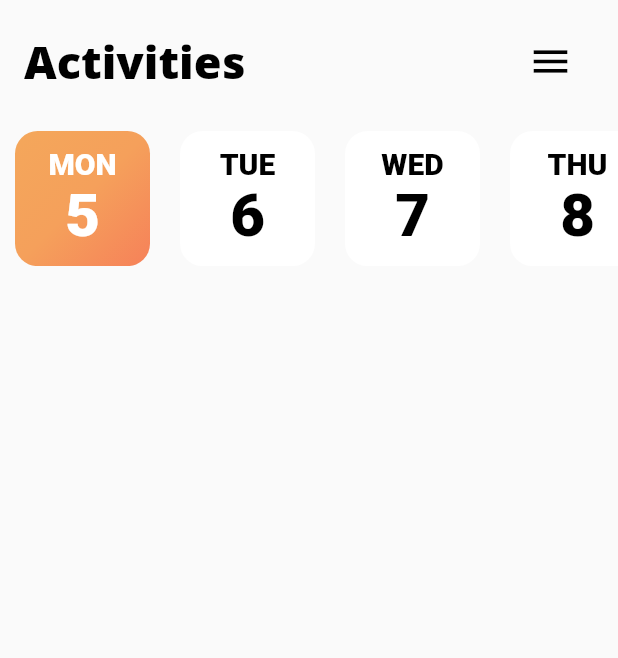
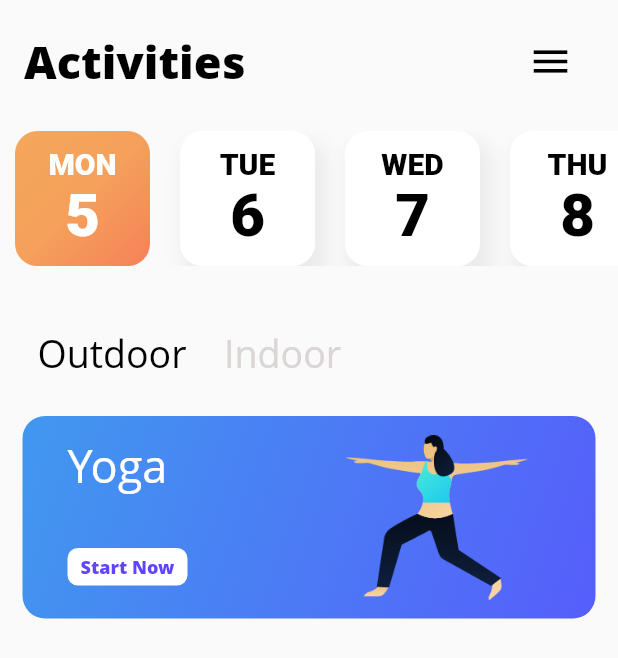
Before and after one commit to Yomna-J/habits_tracking_app_Flutter, a Flutter app: the Activities screen opened directly, on a phone screen of 412 x 824 dp. Shown: the top 658 px of the screen. Run offline on Flutter 3.47's test engine with Material 2 defaults, Android fonts, the phone set to English and light mode, and no system bars.

Commit message:
Added Activity card to activities_screen     - Replaced image-2     - Added a color to constants.dart     - Added shadow to the days boxes

```diff
--- a/lib/constants.dart
+++ b/lib/constants.dart
@@ -5,6 +5,7 @@ const kLightOrange = Color(0xFFF5A05B);
 const KLastOrange = Color(0xFFF4A75B);
 const kPrimaryPurple = Color(0xFF565EFB);
 const kBlue = Color(0xFF4198EF);
+const kDarkPurple = Color(0xFF5F45FF);
 const kLightBlue = Color(0xFF16BFF4);
 const kCyan = Color(0xFF49EFD7);
 const kLightPurple = Color(0xFFBC60D7);
--- a/lib/screens/activities_screen.dart
+++ b/lib/screens/activities_screen.dart
@@ -1,4 +1,6 @@
 import 'package:flutter/material.dart';
+import 'package:habits_tracking_app/constants.dart';
+import 'package:habits_tracking_app/widgets/activity_card.dart';
 import 'package:habits_tracking_app/widgets/day_box.dart';
 
 class Activities extends StatefulWidget {
@@ -37,7 +39,7 @@ class _ActivitiesState extends State<Activities> {
         ],
       ),
       body: Padding(
-        padding: const EdgeInsets.symmetric(horizontal: 0, vertical: 5),
+        padding: const EdgeInsets.symmetric(vertical: 5),
         child: Column(
           children: <Widget>[
             Container(
@@ -60,6 +62,42 @@ class _ActivitiesState extends State<Activities> {
                 },
               ),
             ),
+            SizedBox(height: size.height * .05),
+            Padding(
+              padding: const EdgeInsets.symmetric(horizontal: 25),
+              child: Row(
+                children: <Widget>[
+                  Text(
+                    'Outdoor',
+                    style: TextStyle(
+                      color: Colors.black,
+                      fontFamily: 'OpenSans',
+                      fontSize: 25,
+                    ),
+                  ),
+                  SizedBox(width: 25),
+                  Text(
+                    'Indoor',
+                    style: TextStyle(
+                      color: kGray,
+                      fontFamily: 'OpenSans',
+                      fontSize: 25,
+                    ),
+                  ),
+                ],
+              ),
+            ),
+            SizedBox(height: size.height * .03),
+            Padding(
+              padding: EdgeInsets.symmetric(horizontal: 15),
+              child: ActivityCard(
+                title: 'Yoga',
+                image: 'assets/images/image-2.png',
+                color1: kPrimaryPurple,
+                color2: kBlue,
+                btnTxtColor: kDarkPurple,
+              ),
+            ),
           ],
         ),
       ),
--- /dev/null
+++ b/lib/widgets/activity_card.dart
@@ -0,0 +1,83 @@
+import 'package:flutter/material.dart';
+
+class ActivityCard extends StatelessWidget {
+  final String title;
+  final String image;
+  final Color color1;
+  final Color color2;
+  final Color btnTxtColor;
+
+  const ActivityCard({
+    Key? key,
+    required this.title,
+    required this.image,
+    required this.color1,
+    required this.color2,
+    required this.btnTxtColor,
+  }) : super(key: key);
+
+  @override
+  Widget build(BuildContext context) {
+    return Container(
+      padding: EdgeInsets.only(left: 30, right: 45, top: 13, bottom: 10),
+      height: 135,
+      width: double.infinity,
+      decoration: BoxDecoration(
+        borderRadius: BorderRadius.circular(15),
+        gradient: LinearGradient(
+          begin: Alignment.bottomRight,
+          end: Alignment.topLeft,
+          colors: [
+            color1,
+            color2,
+          ],
+        ),
+      ),
+      child: Stack(
+        children: [
+          Positioned(
+            child: Text(
+              title,
+              textAlign: TextAlign.center,
+              style: TextStyle(
+                color: Colors.white,
+                fontFamily: 'OpenSans',
+                fontSize: 30,
+              ),
+            ),
+          ),
+          Positioned(
+            bottom: 0,
+            child: Container(
+              margin: EdgeInsets.only(bottom: 12),
+              height: 25,
+              width: 80,
+              decoration: BoxDecoration(
+                borderRadius: BorderRadius.circular(7),
+                color: Colors.white,
+              ),
+              child: Center(
+                  child: Text(
+                'Start Now',
+                textAlign: TextAlign.center,
+                style: TextStyle(
+                  fontSize: 12,
+                  fontFamily: 'OpenSans',
+                  fontWeight: FontWeight.w800,
+                  color: btnTxtColor,
+                ),
+              )),
+            ),
+          ),
+          Positioned(
+            right: 0,
+            child: Image.asset(
+              image,
+              height: 110,
+            ),
+          ),
+        ],
+      ),
+    );
+  }
+}
--- a/lib/widgets/day_box.dart
+++ b/lib/widgets/day_box.dart
@@ -37,6 +37,16 @@ class DayBox extends StatelessWidget {
                 ]
               : [Colors.white, Colors.white],
         ),
+        boxShadow: active == false
+            ? [
+                BoxShadow(
+                  color: kShadow,
+                  offset: Offset(5, 10),
+                  blurRadius: 10,
+                  spreadRadius: 3,
+                )
+              ]
+            : [],
       ),
       child: Column(
         mainAxisAlignment: MainAxisAlignment.center,
```
Also changed, not shown: assets/images/image-2.png.
